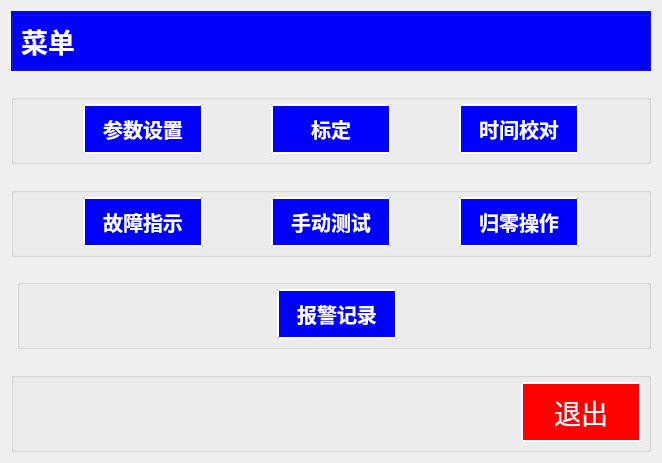
Before: the Qt Designer form chengyi_Qt4linux/form_meun.ui in wsh01/batch-feeder, drawn with Qt 5.
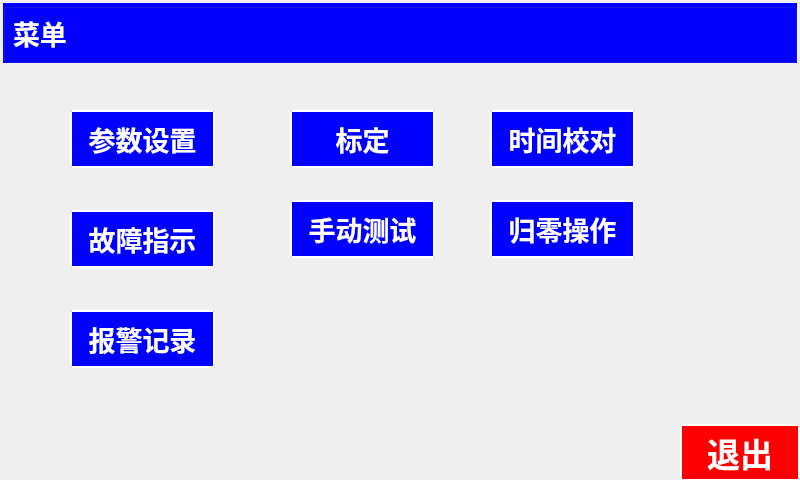
After: the same form once the commit is applied.

Patch:
```diff
--- a/chengyi_Qt4linux/form_meun.ui
+++ b/chengyi_Qt4linux/form_meun.ui
@@ -6,589 +6,400 @@
    <rect>
     <x>0</x>
     <y>0</y>
-    <width>662</width>
-    <height>463</height>
+    <width>800</width>
+    <height>480</height>
    </rect>
   </property>
   <property name="windowTitle">
    <string>Form</string>
   </property>
-  <layout class="QGridLayout" name="gridLayout_7">
-   <item row="1" column="1">
-    <spacer name="verticalSpacer">
-     <property name="orientation">
-      <enum>Qt::Vertical</enum>
-     </property>
-     <property name="sizeHint" stdset="0">
-      <size>
-       <width>20</width>
-       <height>14</height>
-      </size>
-     </property>
-    </spacer>
-   </item>
-   <item row="2" column="0" colspan="2">
-    <widget class="QGroupBox" name="groupBox_2">
-     <property name="styleSheet">
-      <string notr="true">QGroupBox{ margin-top:0px;} QGroupBox:title {margin-top: 0px;}</string>
-     </property>
-     <property name="title">
-      <string/>
-     </property>
-     <layout class="QGridLayout" name="gridLayout_4">
-      <item row="0" column="4">
-       <spacer name="horizontalSpacer_3">
-        <property name="orientation">
-         <enum>Qt::Horizontal</enum>
-        </property>
-        <property name="sizeHint" stdset="0">
-         <size>
-          <width>73</width>
-          <height>20</height>
-         </size>
-        </property>
-       </spacer>
-      </item>
-      <item row="0" column="1">
-       <widget class="QPushButton" name="btn_Parameter">
-        <property name="minimumSize">
-         <size>
-          <width>120</width>
-          <height>50</height>
-         </size>
-        </property>
-        <property name="maximumSize">
-         <size>
-          <width>120</width>
-          <height>50</height>
-         </size>
-        </property>
-        <property name="font">
-         <font>
-          <pointsize>15</pointsize>
-          <weight>75</weight>
-          <italic>false</italic>
-          <bold>true</bold>
-         </font>
-        </property>
-        <property name="styleSheet">
-         <string notr="true">QPushButton { background-color:rgb(0, 0, 255);} 
-QPushButton:hover { background-color: rgb(100, 0, 255); }
-QPushButton {color:rgb(255, 255, 255);
-                             border-style: outset;
-                           	border-width: 2px;
-	                         border-color: white;}
-</string>
-        </property>
-        <property name="text">
-         <string>参数设置</string>
-        </property>
-       </widget>
-      </item>
-      <item row="0" column="5">
-       <widget class="QPushButton" name="btn_timeModify">
-        <property name="minimumSize">
-         <size>
-          <width>120</width>
-          <height>50</height>
-         </size>
-        </property>
-        <property name="maximumSize">
-         <size>
-          <width>120</width>
-          <height>50</height>
-         </size>
-        </property>
-        <property name="font">
-         <font>
-          <pointsize>15</pointsize>
-          <weight>75</weight>
-          <italic>false</italic>
-          <bold>true</bold>
-         </font>
-        </property>
-        <property name="styleSheet">
-         <string notr="true">QPushButton { background-color:rgb(0, 0, 255);} 
-QPushButton:hover { background-color: rgb(100, 0, 255); }
-QPushButton {color:rgb(255, 255, 255);
-                             border-style: outset;
-                           	border-width: 2px;
-	                         border-color: white;}
-</string>
-        </property>
-        <property name="text">
-         <string>时间校对</string>
-        </property>
-       </widget>
-      </item>
-      <item row="0" column="3">
-       <widget class="QPushButton" name="btn_standardization">
-        <property name="minimumSize">
-         <size>
-          <width>120</width>
-          <height>50</height>
-         </size>
-        </property>
-        <property name="maximumSize">
-         <size>
-          <width>120</width>
-          <height>50</height>
-         </size>
-        </property>
-        <property name="font">
-         <font>
-          <pointsize>15</pointsize>
-          <weight>75</weight>
-          <italic>false</italic>
-          <bold>true</bold>
-         </font>
-        </property>
-        <property name="styleSheet">
-         <string notr="true">QPushButton { background-color:rgb(0, 0, 255);} 
-QPushButton:hover { background-color: rgb(100, 0, 255); }
-QPushButton {color:rgb(255, 255, 255);
-                             border-style: outset;
-                           	border-width: 2px;
-	                         border-color: white;}
-</string>
-        </property>
-        <property name="text">
-         <string> 标定 </string>
-        </property>
-       </widget>
-      </item>
-      <item row="0" column="2">
-       <spacer name="horizontalSpacer_2">
-        <property name="orientation">
-         <enum>Qt::Horizontal</enum>
-        </property>
-        <property name="sizeHint" stdset="0">
-         <size>
-          <width>74</width>
-          <height>20</height>
-         </size>
-        </property>
-       </spacer>
-      </item>
-      <item row="0" column="6">
-       <spacer name="horizontalSpacer_4">
-        <property name="orientation">
-         <enum>Qt::Horizontal</enum>
-        </property>
-        <property name="sizeHint" stdset="0">
-         <size>
-          <width>73</width>
-          <height>20</height>
-         </size>
-        </property>
-       </spacer>
-      </item>
-      <item row="0" column="0">
-       <spacer name="horizontalSpacer_5">
-        <property name="orientation">
-         <enum>Qt::Horizontal</enum>
-        </property>
-        <property name="sizeHint" stdset="0">
-         <size>
-          <width>73</width>
-          <height>20</height>
-         </size>
-        </property>
-       </spacer>
-      </item>
-     </layout>
-    </widget>
-   </item>
-   <item row="3" column="1">
-    <spacer name="verticalSpacer_2">
-     <property name="orientation">
-      <enum>Qt::Vertical</enum>
-     </property>
-     <property name="sizeHint" stdset="0">
-      <size>
-       <width>20</width>
-       <height>15</height>
-      </size>
-     </property>
-    </spacer>
-   </item>
-   <item row="4" column="0" colspan="2">
-    <widget class="QGroupBox" name="groupBox_3">
-     <property name="styleSheet">
-      <string notr="true">QGroupBox{ margin-top:0px;} QGroupBox:title {margin-top: 0px;}</string>
-     </property>
-     <property name="title">
-      <string/>
-     </property>
-     <layout class="QGridLayout" name="gridLayout_3">
-      <item row="0" column="0">
-       <spacer name="horizontalSpacer_9">
-        <property name="orientation">
-         <enum>Qt::Horizontal</enum>
-        </property>
-        <property name="sizeHint" stdset="0">
-         <size>
-          <width>70</width>
-          <height>20</height>
-         </size>
-        </property>
-       </spacer>
-      </item>
-      <item row="0" column="1">
-       <widget class="QPushButton" name="btn_malfunction">
-        <property name="minimumSize">
-         <size>
-          <width>120</width>
-          <height>50</height>
-         </size>
-        </property>
-        <property name="maximumSize">
-         <size>
-          <width>120</width>
-          <height>50</height>
-         </size>
-        </property>
-        <property name="font">
-         <font>
-          <pointsize>15</pointsize>
-          <weight>75</weight>
-          <italic>false</italic>
-          <bold>true</bold>
-         </font>
-        </property>
-        <property name="styleSheet">
-         <string notr="true">QPushButton { background-color:rgb(0, 0, 255);} 
-QPushButton:hover { background-color: rgb(100, 0, 255); }
-QPushButton {color:rgb(255, 255, 255);
-                             border-style: outset;
-                           	border-width: 2px;
-	                         border-color: white;}
-</string>
-        </property>
-        <property name="text">
-         <string>故障指示</string>
-        </property>
-       </widget>
-      </item>
-      <item row="0" column="2">
-       <spacer name="horizontalSpacer_6">
-        <property name="orientation">
-         <enum>Qt::Horizontal</enum>
-        </property>
-        <property name="sizeHint" stdset="0">
-         <size>
-          <width>70</width>
-          <height>20</height>
-         </size>
-        </property>
-       </spacer>
-      </item>
-      <item row="0" column="3">
-       <widget class="QPushButton" name="btn_maunalText">
-        <property name="minimumSize">
-         <size>
-          <width>120</width>
-          <height>50</height>
-         </size>
-        </property>
-        <property name="maximumSize">
-         <size>
-          <width>120</width>
-          <height>50</height>
-         </size>
-        </property>
-        <property name="font">
-         <font>
-          <pointsize>15</pointsize>
-          <weight>75</weight>
-          <italic>false</italic>
-          <bold>true</bold>
-         </font>
-        </property>
-        <property name="styleSheet">
-         <string notr="true">QPushButton { background-color:rgb(0, 0, 255);} 
-QPushButton:hover { background-color: rgb(100, 0, 255); }
-QPushButton {color:rgb(255, 255, 255);
-                             border-style: outset;
-                           	border-width: 2px;
-	                         border-color: white;}
-</string>
-        </property>
-        <property name="text">
-         <string>手动测试</string>
-        </property>
-       </widget>
-      </item>
-      <item row="0" column="4">
-       <spacer name="horizontalSpacer_7">
-        <property name="orientation">
-         <enum>Qt::Horizontal</enum>
-        </property>
-        <property name="sizeHint" stdset="0">
-         <size>
-          <width>70</width>
-          <height>20</height>
-         </size>
-        </property>
-       </spacer>
-      </item>
-      <item row="0" column="5">
-       <widget class="QPushButton" name="btn_zero">
-        <property name="minimumSize">
-         <size>
-          <width>120</width>
-          <height>50</height>
-         </size>
-        </property>
-        <property name="maximumSize">
-         <size>
-          <width>120</width>
-          <height>50</height>
-         </size>
-        </property>
-        <property name="font">
-         <font>
-          <pointsize>15</pointsize>
-          <weight>75</weight>
-          <italic>false</italic>
-          <bold>true</bold>
-         </font>
-        </property>
-        <property name="styleSheet">
-         <string notr="true">QPushButton { background-color:rgb(0, 0, 255);} 
-QPushButton:hover { background-color: rgb(100, 0, 255); }
-QPushButton {color:rgb(255, 255, 255);
-                             border-style: outset;
-                           	border-width: 2px;
-	                         border-color: white;}
-</string>
-        </property>
-        <property name="text">
-         <string>归零操作</string>
-        </property>
-       </widget>
-      </item>
-      <item row="0" column="6">
-       <spacer name="horizontalSpacer_8">
-        <property name="orientation">
-         <enum>Qt::Horizontal</enum>
-        </property>
-        <property name="sizeHint" stdset="0">
-         <size>
-          <width>70</width>
-          <height>20</height>
-         </size>
-        </property>
-       </spacer>
-      </item>
-     </layout>
-    </widget>
-   </item>
-   <item row="5" column="1">
-    <spacer name="verticalSpacer_3">
-     <property name="orientation">
-      <enum>Qt::Vertical</enum>
-     </property>
-     <property name="sizeHint" stdset="0">
-      <size>
-       <width>20</width>
-       <height>14</height>
-      </size>
-     </property>
-    </spacer>
-   </item>
-   <item row="6" column="1">
-    <widget class="QGroupBox" name="groupBox_4">
-     <property name="styleSheet">
-      <string notr="true">QGroupBox{ margin-top:0px;} QGroupBox:title {margin-top: 0px;}</string>
-     </property>
-     <property name="title">
-      <string/>
-     </property>
-     <layout class="QGridLayout" name="gridLayout_2">
-      <item row="0" column="1">
-       <widget class="QPushButton" name="btn_Warning">
-        <property name="minimumSize">
-         <size>
-          <width>120</width>
-          <height>50</height>
-         </size>
-        </property>
-        <property name="maximumSize">
-         <size>
-          <width>120</width>
-          <height>50</height>
-         </size>
-        </property>
-        <property name="font">
-         <font>
-          <pointsize>15</pointsize>
-          <weight>75</weight>
-          <italic>false</italic>
-          <bold>true</bold>
-         </font>
-        </property>
-        <property name="styleSheet">
-         <string notr="true">QPushButton { background-color:rgb(0, 0, 255);} 
-QPushButton:hover { background-color: rgb(100, 0, 255); }
-QPushButton {color:rgb(255, 255, 255);
-                             border-style: outset;
-                           	border-width: 2px;
-	                         border-color: white;}
-</string>
-        </property>
-        <property name="text">
-         <string>报警记录</string>
-        </property>
-       </widget>
-      </item>
-      <item row="0" column="0">
-       <spacer name="horizontalSpacer_16">
-        <property name="orientation">
-         <enum>Qt::Horizontal</enum>
-        </property>
-        <property name="sizeHint" stdset="0">
-         <size>
-          <width>250</width>
-          <height>20</height>
-         </size>
-        </property>
-       </spacer>
-      </item>
-      <item row="0" column="3">
-       <spacer name="horizontalSpacer_14">
-        <property name="orientation">
-         <enum>Qt::Horizontal</enum>
-        </property>
-        <property name="sizeHint" stdset="0">
-         <size>
-          <width>98</width>
-          <height>20</height>
-         </size>
-        </property>
-       </spacer>
-      </item>
-     </layout>
-    </widget>
-   </item>
-   <item row="7" column="1">
-    <spacer name="verticalSpacer_4">
-     <property name="orientation">
-      <enum>Qt::Vertical</enum>
-     </property>
-     <property name="sizeHint" stdset="0">
-      <size>
-       <width>20</width>
-       <height>17</height>
-      </size>
-     </property>
-    </spacer>
-   </item>
-   <item row="8" column="0" colspan="2">
-    <widget class="QGroupBox" name="groupBox_5">
-     <property name="styleSheet">
-      <string notr="true">QGroupBox{ margin-top:0px;} QGroupBox:title {margin-top: 0px;}</string>
-     </property>
-     <property name="title">
-      <string/>
-     </property>
-     <layout class="QGridLayout" name="gridLayout">
-      <item row="0" column="0">
-       <spacer name="horizontalSpacer_15">
-        <property name="orientation">
-         <enum>Qt::Horizontal</enum>
-        </property>
-        <property name="sizeHint" stdset="0">
-         <size>
-          <width>528</width>
-          <height>20</height>
-         </size>
-        </property>
-       </spacer>
-      </item>
-      <item row="0" column="1">
-       <widget class="QPushButton" name="btn_Quit">
-        <property name="minimumSize">
-         <size>
-          <width>120</width>
-          <height>60</height>
-         </size>
-        </property>
-        <property name="maximumSize">
-         <size>
-          <width>120</width>
-          <height>60</height>
-         </size>
-        </property>
-        <property name="font">
-         <font>
-          <pointsize>20</pointsize>
-          <italic>false</italic>
-         </font>
-        </property>
-        <property name="styleSheet">
-         <string notr="true">QPushButton { background-color:rgb(255, 0, 0);} 
-QPushButton:hover { background-color: rgb(255, 50, 0); }
-QPushButton {color:rgb(255, 255, 255);
-                             border-style: outset;
-                           	border-width: 2px;
-	                         border-color: white;}
-</string>
-        </property>
-        <property name="text">
-         <string>退出</string>
-        </property>
-       </widget>
-      </item>
-     </layout>
-    </widget>
-   </item>
-   <item row="0" column="0" colspan="2">
-    <widget class="QGroupBox" name="groupBox">
-     <property name="styleSheet">
-      <string notr="true">QGroupBox{ background-color:rgb(0, 0, 255);} 
+  <widget class="QGroupBox" name="groupBox">
+   <property name="geometry">
+    <rect>
+     <x>3</x>
+     <y>3</y>
+     <width>794</width>
+     <height>60</height>
+    </rect>
+   </property>
+   <property name="styleSheet">
+    <string notr="true">QGroupBox{ background-color:rgb(0, 0, 255);} 
 QGroupBox{ margin-top:0px;}
 QGroupBox:title {margin-top: 0px;}</string>
-     </property>
-     <property name="title">
-      <string/>
-     </property>
-     <layout class="QGridLayout" name="gridLayout_5">
-      <item row="0" column="0">
-       <widget class="QLabel" name="label">
-        <property name="font">
-         <font>
-          <pointsize>20</pointsize>
-          <weight>75</weight>
-          <italic>false</italic>
-          <bold>true</bold>
-         </font>
-        </property>
-        <property name="styleSheet">
-         <string notr="true">QLabel{color:rgb(255, 255, 255);}</string>
-        </property>
-        <property name="text">
-         <string>菜单</string>
-        </property>
-       </widget>
-      </item>
-      <item row="0" column="1">
-       <spacer name="horizontalSpacer">
-        <property name="orientation">
-         <enum>Qt::Horizontal</enum>
-        </property>
-        <property name="sizeHint" stdset="0">
-         <size>
-          <width>559</width>
-          <height>20</height>
-         </size>
-        </property>
-       </spacer>
-      </item>
-     </layout>
-    </widget>
-   </item>
-  </layout>
+   </property>
+   <property name="title">
+    <string/>
+   </property>
+   <layout class="QGridLayout" name="gridLayout_5">
+    <item row="0" column="0">
+     <widget class="QLabel" name="label">
+      <property name="font">
+       <font>
+        <pointsize>20</pointsize>
+        <weight>75</weight>
+        <italic>false</italic>
+        <bold>true</bold>
+       </font>
+      </property>
+      <property name="styleSheet">
+       <string notr="true">QLabel{color:rgb(255, 255, 255);}</string>
+      </property>
+      <property name="text">
+       <string>菜单</string>
+      </property>
+     </widget>
+    </item>
+    <item row="0" column="1">
+     <spacer name="horizontalSpacer">
+      <property name="orientation">
+       <enum>Qt::Horizontal</enum>
+      </property>
+      <property name="sizeHint" stdset="0">
+       <size>
+        <width>559</width>
+        <height>20</height>
+       </size>
+      </property>
+     </spacer>
+    </item>
+   </layout>
+  </widget>
+  <widget class="QPushButton" name="btn_maunalText">
+   <property name="geometry">
+    <rect>
+     <x>290</x>
+     <y>200</y>
+     <width>145</width>
+     <height>58</height>
+    </rect>
+   </property>
+   <property name="minimumSize">
+    <size>
+     <width>145</width>
+     <height>58</height>
+    </size>
+   </property>
+   <property name="maximumSize">
+    <size>
+     <width>145</width>
+     <height>58</height>
+    </size>
+   </property>
+   <property name="font">
+    <font>
+     <pointsize>20</pointsize>
+     <weight>75</weight>
+     <italic>false</italic>
+     <bold>true</bold>
+    </font>
+   </property>
+   <property name="styleSheet">
+    <string notr="true">QPushButton { background-color:rgb(0, 0, 255);} 
+QPushButton:hover { background-color: rgb(100, 0, 255); }
+QPushButton {color:rgb(255, 255, 255);
+                             border-style: outset;
+                           	border-width: 2px;
+	                         border-color: white;}
+</string>
+   </property>
+   <property name="text">
+    <string>手动测试</string>
+   </property>
+  </widget>
+  <widget class="QPushButton" name="btn_zero">
+   <property name="geometry">
+    <rect>
+     <x>490</x>
+     <y>200</y>
+     <width>145</width>
+     <height>58</height>
+    </rect>
+   </property>
+   <property name="minimumSize">
+    <size>
+     <width>145</width>
+     <height>58</height>
+    </size>
+   </property>
+   <property name="maximumSize">
+    <size>
+     <width>145</width>
+     <height>58</height>
+    </size>
+   </property>
+   <property name="font">
+    <font>
+     <pointsize>20</pointsize>
+     <weight>75</weight>
+     <italic>false</italic>
+     <bold>true</bold>
+    </font>
+   </property>
+   <property name="styleSheet">
+    <string notr="true">QPushButton { background-color:rgb(0, 0, 255);} 
+QPushButton:hover { background-color: rgb(100, 0, 255); }
+QPushButton {color:rgb(255, 255, 255);
+                             border-style: outset;
+                           	border-width: 2px;
+	                         border-color: white;}
+</string>
+   </property>
+   <property name="text">
+    <string>归零操作</string>
+   </property>
+  </widget>
+  <widget class="QPushButton" name="btn_Quit">
+   <property name="geometry">
+    <rect>
+     <x>680</x>
+     <y>424</y>
+     <width>120</width>
+     <height>57</height>
+    </rect>
+   </property>
+   <property name="minimumSize">
+    <size>
+     <width>120</width>
+     <height>57</height>
+    </size>
+   </property>
+   <property name="maximumSize">
+    <size>
+     <width>120</width>
+     <height>57</height>
+    </size>
+   </property>
+   <property name="font">
+    <font>
+     <pointsize>25</pointsize>
+     <weight>75</weight>
+     <italic>false</italic>
+     <bold>true</bold>
+    </font>
+   </property>
+   <property name="styleSheet">
+    <string notr="true">QPushButton { background-color:rgb(255, 0, 0);} 
+QPushButton:hover { background-color: rgb(255, 50, 0); }
+QPushButton {color:rgb(255, 255, 255);
+                             border-style: outset;
+                           	border-width: 2px;
+	                         border-color: white;}
+</string>
+   </property>
+   <property name="text">
+    <string>退出</string>
+   </property>
+  </widget>
+  <widget class="QPushButton" name="btn_Warning">
+   <property name="geometry">
+    <rect>
+     <x>70</x>
+     <y>310</y>
+     <width>145</width>
+     <height>58</height>
+    </rect>
+   </property>
+   <property name="minimumSize">
+    <size>
+     <width>145</width>
+     <height>58</height>
+    </size>
+   </property>
+   <property name="maximumSize">
+    <size>
+     <width>145</width>
+     <height>58</height>
+    </size>
+   </property>
+   <property name="font">
+    <font>
+     <pointsize>20</pointsize>
+     <weight>75</weight>
+     <italic>false</italic>
+     <bold>true</bold>
+    </font>
+   </property>
+   <property name="styleSheet">
+    <string notr="true">QPushButton { background-color:rgb(0, 0, 255);} 
+QPushButton:hover { background-color: rgb(100, 0, 255); }
+QPushButton {color:rgb(255, 255, 255);
+                             border-style: outset;
+                           	border-width: 2px;
+	                         border-color: white;}
+</string>
+   </property>
+   <property name="text">
+    <string>报警记录</string>
+   </property>
+  </widget>
+  <widget class="QPushButton" name="btn_malfunction">
+   <property name="geometry">
+    <rect>
+     <x>70</x>
+     <y>210</y>
+     <width>145</width>
+     <height>58</height>
+    </rect>
+   </property>
+   <property name="minimumSize">
+    <size>
+     <width>145</width>
+     <height>58</height>
+    </size>
+   </property>
+   <property name="maximumSize">
+    <size>
+     <width>145</width>
+     <height>58</height>
+    </size>
+   </property>
+   <property name="font">
+    <font>
+     <pointsize>20</pointsize>
+     <weight>75</weight>
+     <italic>false</italic>
+     <bold>true</bold>
+    </font>
+   </property>
+   <property name="styleSheet">
+    <string notr="true">QPushButton { background-color:rgb(0, 0, 255);} 
+QPushButton:hover { background-color: rgb(100, 0, 255); }
+QPushButton {color:rgb(255, 255, 255);
+                             border-style: outset;
+                           	border-width: 2px;
+	                         border-color: white;}
+</string>
+   </property>
+   <property name="text">
+    <string>故障指示</string>
+   </property>
+  </widget>
+  <widget class="QPushButton" name="btn_Parameter">
+   <property name="geometry">
+    <rect>
+     <x>70</x>
+     <y>110</y>
+     <width>145</width>
+     <height>58</height>
+    </rect>
+   </property>
+   <property name="minimumSize">
+    <size>
+     <width>145</width>
+     <height>58</height>
+    </size>
+   </property>
+   <property name="maximumSize">
+    <size>
+     <width>145</width>
+     <height>58</height>
+    </size>
+   </property>
+   <property name="font">
+    <font>
+     <pointsize>20</pointsize>
+     <weight>75</weight>
+     <italic>false</italic>
+     <bold>true</bold>
+    </font>
+   </property>
+   <property name="styleSheet">
+    <string notr="true">QPushButton { background-color:rgb(0, 0, 255);} 
+QPushButton:hover { background-color: rgb(100, 0, 255); }
+QPushButton {color:rgb(255, 255, 255);
+                             border-style: outset;
+                           	border-width: 2px;
+	                         border-color: white;}
+</string>
+   </property>
+   <property name="text">
+    <string>参数设置</string>
+   </property>
+  </widget>
+  <widget class="QPushButton" name="btn_standardization">
+   <property name="geometry">
+    <rect>
+     <x>290</x>
+     <y>110</y>
+     <width>145</width>
+     <height>58</height>
+    </rect>
+   </property>
+   <property name="minimumSize">
+    <size>
+     <width>145</width>
+     <height>58</height>
+    </size>
+   </property>
+   <property name="maximumSize">
+    <size>
+     <width>145</width>
+     <height>58</height>
+    </size>
+   </property>
+   <property name="font">
+    <font>
+     <pointsize>20</pointsize>
+     <weight>75</weight>
+     <italic>false</italic>
+     <bold>true</bold>
+    </font>
+   </property>
+   <property name="styleSheet">
+    <string notr="true">QPushButton { background-color:rgb(0, 0, 255);} 
+QPushButton:hover { background-color: rgb(100, 0, 255); }
+QPushButton {color:rgb(255, 255, 255);
+                             border-style: outset;
+                           	border-width: 2px;
+	                         border-color: white;}
+</string>
+   </property>
+   <property name="text">
+    <string> 标定 </string>
+   </property>
+  </widget>
+  <widget class="QPushButton" name="btn_timeModify">
+   <property name="geometry">
+    <rect>
+     <x>490</x>
+     <y>110</y>
+     <width>145</width>
+     <height>58</height>
+    </rect>
+   </property>
+   <property name="minimumSize">
+    <size>
+     <width>145</width>
+     <height>58</height>
+    </size>
+   </property>
+   <property name="maximumSize">
+    <size>
+     <width>145</width>
+     <height>58</height>
+    </size>
+   </property>
+   <property name="font">
+    <font>
+     <pointsize>20</pointsize>
+     <weight>75</weight>
+     <italic>false</italic>
+     <bold>true</bold>
+    </font>
+   </property>
+   <property name="styleSheet">
+    <string notr="true">QPushButton { background-color:rgb(0, 0, 255);} 
+QPushButton:hover { background-color: rgb(100, 0, 255); }
+QPushButton {color:rgb(255, 255, 255);
+                             border-style: outset;
+                           	border-width: 2px;
+	                         border-color: white;}
+</string>
+   </property>
+   <property name="text">
+    <string>时间校对</string>
+   </property>
+  </widget>
  </widget>
  <resources/>
  <connections>
```
